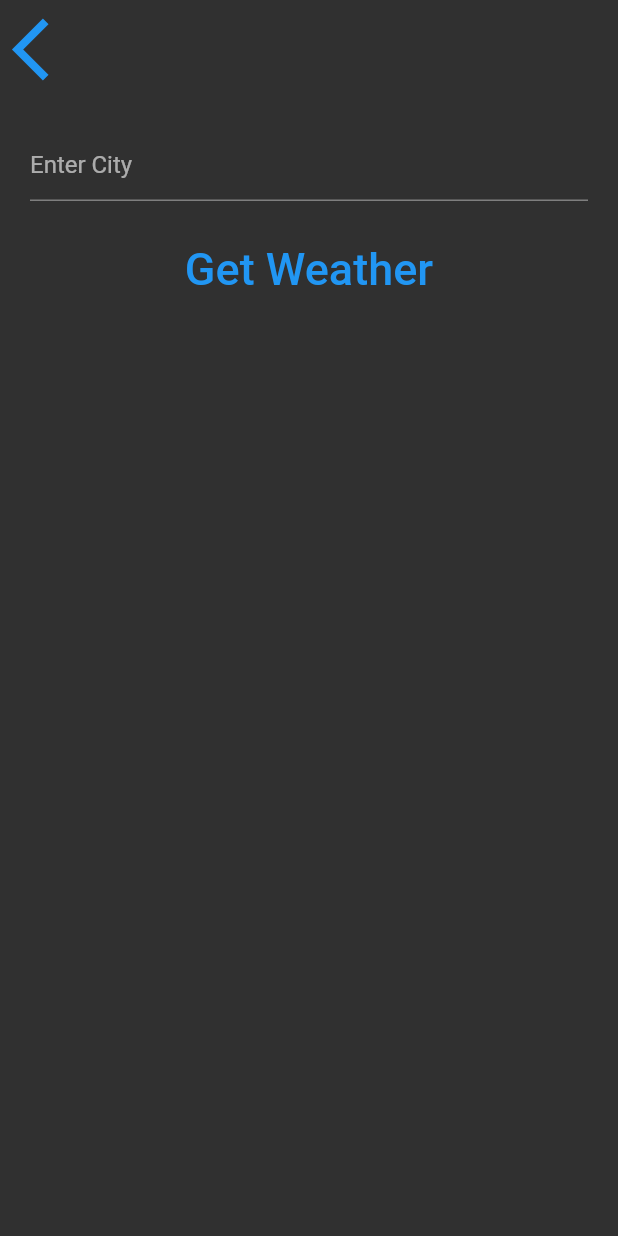
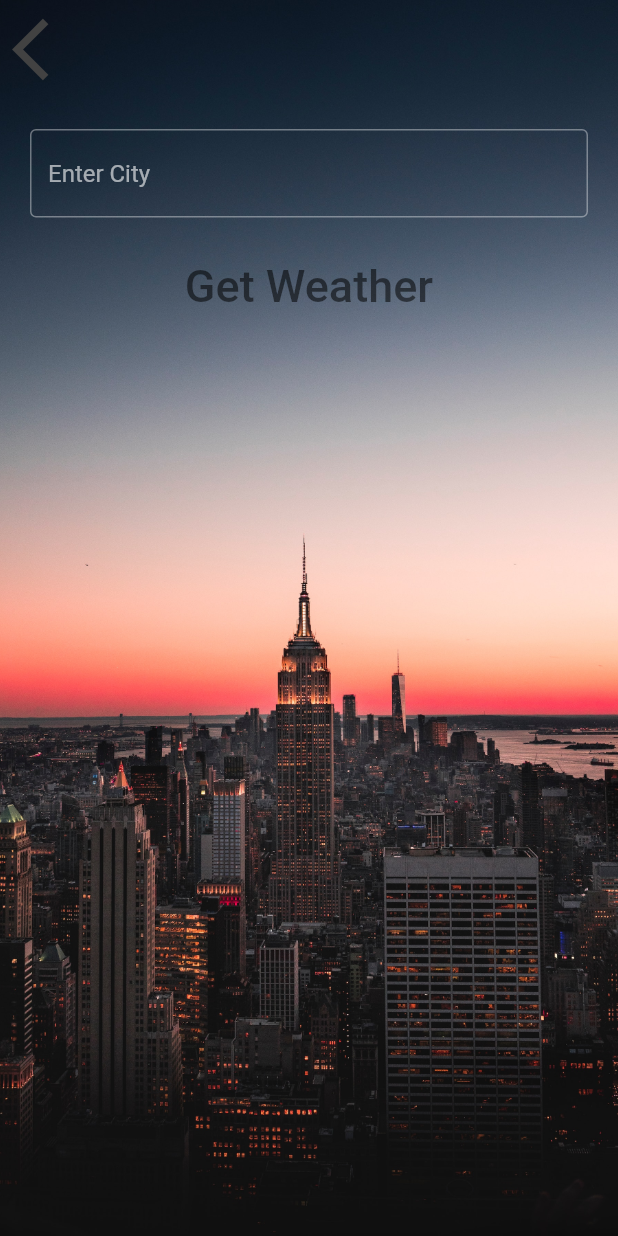
Before and after one commit to archit27-uo/Climatia, a Flutter app: the CityScreen screen opened directly, on a phone screen of 412 x 824 dp. Run offline on Flutter 3.47's test engine with Material 2 defaults, Android fonts, the phone set to English and light mode, and no system bars; our stand-ins replace flutter_spinkit, geolocator; Roboto replaces fonts that are missing (Spartan MB).

Commit message:
UI updated

```diff
--- a/lib/screens/city_screen.dart
+++ b/lib/screens/city_screen.dart
@@ -14,13 +14,13 @@ class _CityScreenState extends State<CityScreen> {
   Widget build(BuildContext context) {
     return Scaffold(
       body: Container(
-        // decoration: BoxDecoration(
-        //   image: DecorationImage(
-        //     image: AssetImage('images/city_background.jpg'),
-        //     fit: BoxFit.cover,
-        //   ),
-        // ),
-       // constraints: BoxConstraints.expand(),
+        decoration: BoxDecoration(
+          image: DecorationImage(
+            image: AssetImage('images/city1.jpg'),
+            fit: BoxFit.cover,
+          ),
+        ),
+       constraints: BoxConstraints.expand(),
         child: SafeArea(
           child: Column(
             children: <Widget>[
@@ -33,6 +33,7 @@ class _CityScreenState extends State<CityScreen> {
                   child: Icon(
                     Icons.arrow_back_ios,
                     size: 50.0,
+                    color: Colors.grey.shade800,
                   ),
                 ),
               ),
@@ -41,8 +42,10 @@ class _CityScreenState extends State<CityScreen> {
                 child: TextField(
                     decoration: InputDecoration(
                       hintText: 'Enter City',
+                      border: OutlineInputBorder(),
                     ),
-                  onSubmitted: (value){
+
+                  onChanged: (value){
                       cityName=value;
                       print(value);
                   },
--- a/lib/screens/location_screen.dart
+++ b/lib/screens/location_screen.dart
@@ -102,6 +102,7 @@ class _LocationScreenState extends State<LocationScreen> {
                       child: Icon(
                         Icons.near_me,
                         size: 50.0,
+                        color: Colors.blueGrey,
                       ),
                     ),
                     Text(
@@ -128,6 +129,7 @@ class _LocationScreenState extends State<LocationScreen> {
                       child: Icon(
                         Icons.location_city,
                         size: 50.0,
+                          color: Colors.blueGrey,
                       ),
                     ),
                   ],
@@ -142,7 +144,7 @@ class _LocationScreenState extends State<LocationScreen> {
                         Container(
                           margin: EdgeInsets.only(top: 110),
                           child: Text(
-                            "$dateTime",
+                            "${dateTime.substring(10,16)}",
                             style: kMessageTextStyle,
                           ),
 
@@ -186,7 +188,7 @@ class _LocationScreenState extends State<LocationScreen> {
                             ),
                             margin: EdgeInsets.only(top:45.0),
                             decoration: BoxDecoration(
-                                color: Colors.white,
+                                color: Color(0xFFEEEDED),
                                 borderRadius: BorderRadius.only(topLeft: Radius.circular(25), topRight: Radius.circular(25) )
                             ),
                           ),
--- a/lib/utilities/constant.dart
+++ b/lib/utilities/constant.dart
@@ -7,7 +7,7 @@ const kTempTextStyle = TextStyle(
 
 const kMessageTextStyle = TextStyle(
   fontFamily: 'Spartan MB',
-  fontSize: 20.0,
+  fontSize: 25.0,
 
 );
 
@@ -27,6 +27,7 @@ fontFamily: 'Spartan MB',
 const kButtonTextStyle = TextStyle(
   fontSize: 30.0,
   fontFamily: 'Spartan MB',
+  color: Colors.black54
 );
 
 const kConditionTextStyle = TextStyle(
```
Also changed, not shown: images/city1.jpg (added), images/city2.jpg (added), images/city3.jpg (added).
